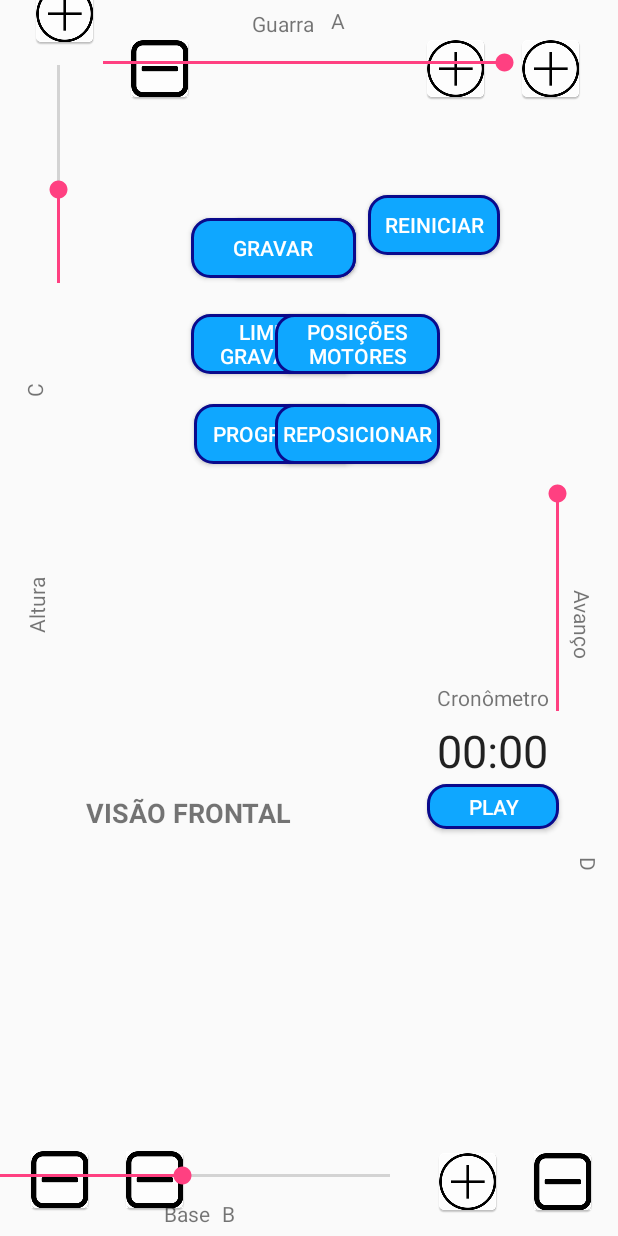
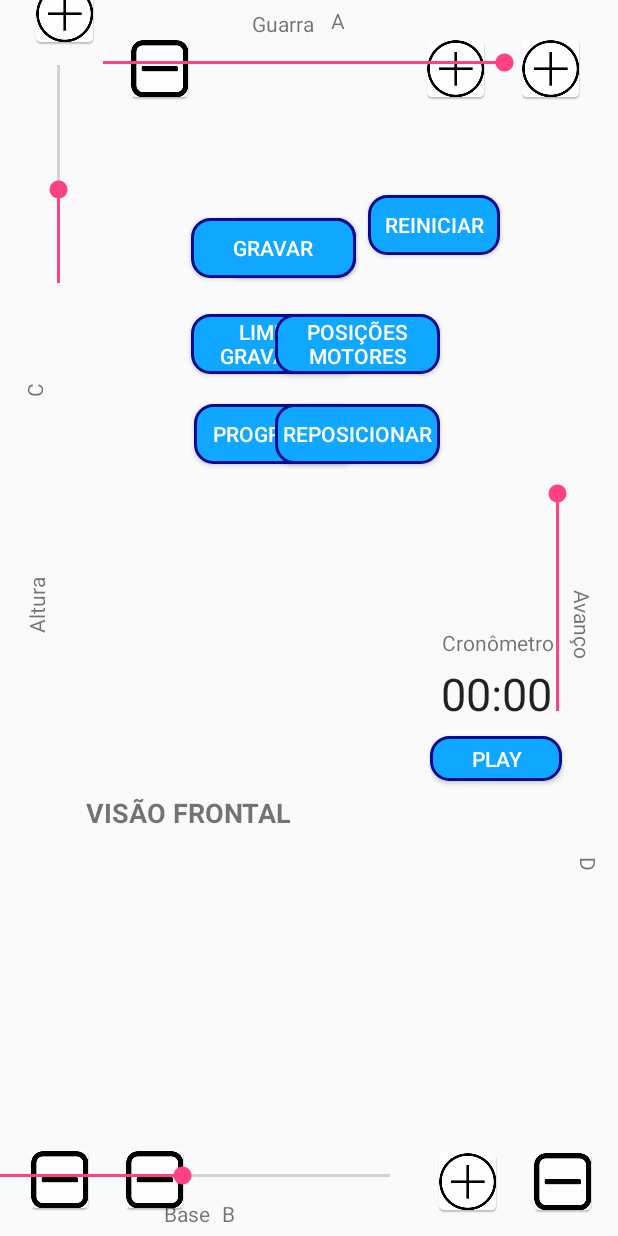
Before and after one commit to roboticanasescolas/AndroidApp, an Android app: the layout activity_joystickk.xml on its own in the app's theme, with its tools: preview values and no code run, on a phone screen of 412 x 824 dp. Run offline under Robolectric (Android 15) with nearby library versions, the phone set to English and light mode, and no system bars.

```diff
--- a/app/src/main/res/layout/activity_joystickk.xml
+++ b/app/src/main/res/layout/activity_joystickk.xml
@@ -454,7 +454,7 @@
         android:id="@+id/cronometro"
         android:layout_width="wrap_content"
         android:layout_height="wrap_content"
-        android:layout_marginBottom="2dp"
+        android:layout_marginBottom="8dp"
         android:layout_marginEnd="8dp"
         android:layout_marginLeft="8dp"
         android:layout_marginRight="8dp"
@@ -462,33 +462,34 @@
         android:textSize="30sp"
         app:layout_constraintBottom_toTopOf="@+id/bCronometro"
         app:layout_constraintEnd_toEndOf="@+id/bCronometro"
-        app:layout_constraintHorizontal_bias="0.526"
+        app:layout_constraintHorizontal_bias="0.46"
         app:layout_constraintStart_toStartOf="@+id/bCronometro" />
 
     <Button
         android:id="@+id/bCronometro"
         android:layout_width="wrap_content"
         android:layout_height="30dp"
-        android:layout_marginBottom="8dp"
+        android:layout_marginBottom="32dp"
         android:layout_marginEnd="8dp"
         android:layout_marginLeft="8dp"
         android:layout_marginRight="8dp"
         android:layout_marginStart="8dp"
         android:layout_marginTop="8dp"
         android:background="@drawable/buttonshape"
+
         android:text="Play"
-
         android:textColor="#FFFFFF"
         app:layout_constraintBottom_toTopOf="@+id/button_more_base"
         app:layout_constraintEnd_toStartOf="@+id/textView5"
+        app:layout_constraintHorizontal_bias="0.437"
         app:layout_constraintStart_toEndOf="@+id/frenteCosta"
-        app:layout_constraintTop_toBottomOf="@+id/frenteCosta" />
+        app:layout_constraintTop_toTopOf="@+id/frenteCosta" />
 
     <TextView
         android:id="@+id/tCronometro"
         android:layout_width="wrap_content"
         android:layout_height="wrap_content"
-        android:layout_marginBottom="5dp"
+        android:layout_marginBottom="4dp"
         android:layout_marginEnd="8dp"
         android:layout_marginLeft="8dp"
         android:layout_marginRight="8dp"
@@ -496,6 +497,7 @@
         android:text="Cronômetro"
         app:layout_constraintBottom_toTopOf="@+id/cronometro"
         app:layout_constraintEnd_toEndOf="@+id/bCronometro"
+        app:layout_constraintHorizontal_bias="0.0"
         app:layout_constraintStart_toStartOf="@+id/bCronometro" />
 
 </android.support.constraint.ConstraintLayout>
```
Also changed, not shown: app/src/main/java/br/ufc/quixada/roboticaescolas/joystickk.java (+15 -13 lines).
